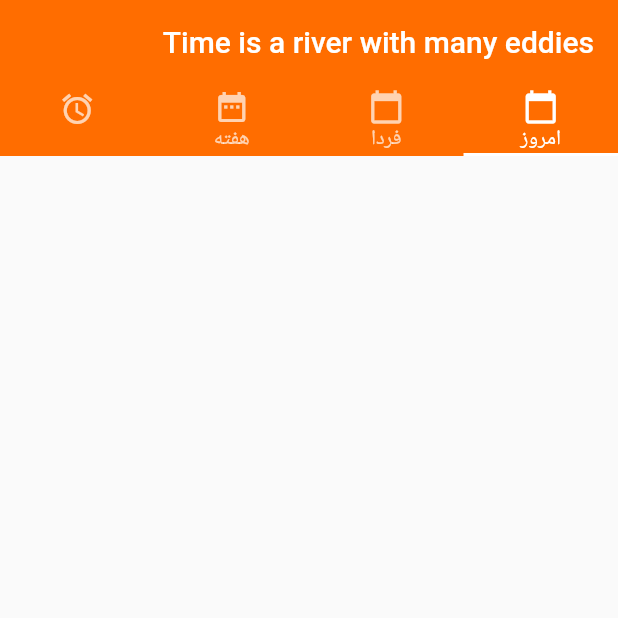
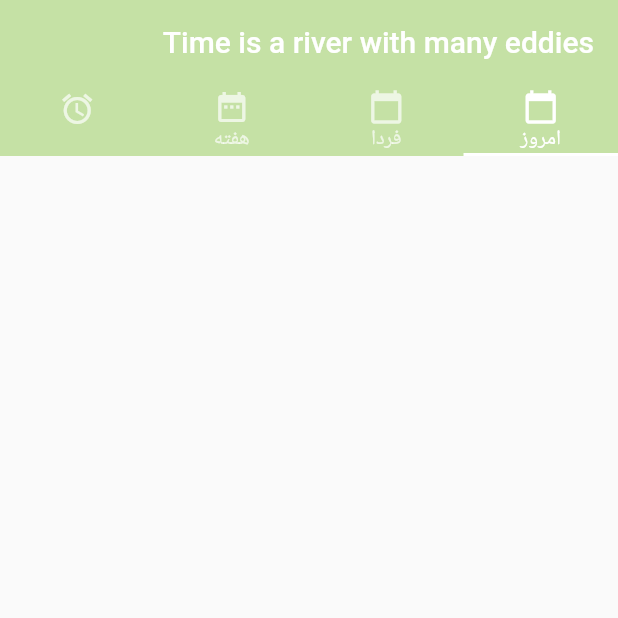
Before and after one commit to soorena110/SimpleTimeManagement, a Flutter app: the screen it shows after launch, on a phone screen of 412 x 824 dp, the top half of it. Run offline on Flutter 3.47's test engine with Material 2 defaults, Android fonts, the phone set to English and light mode, and no system bars; our stand-ins replace datetime_picker_formfield, flutter_speed_dial, shamsi_date, sqflite; missing offline and left inert: persian_datepicker; accounts and stored records are empty.

Commit message:
well done !

```diff
--- a/lib/Models/OnceTask.dart
+++ b/lib/Models/OnceTask.dart
@@ -28,7 +28,7 @@ class OnceTask {
   final int id;
   final String name;
   final String start;
-  final String end;
+  String end;
   final double estimate;
   final String description;
 
@@ -128,8 +128,8 @@ class OnceTask {
     if (this.end == null) return false;
 
     final now = getNow();
-    final remainingTime = getDateDiff(this.end, now).inMinutes;
-    return remainingTime - (estimate ?? 0) < 30;
+    final remainingTime = getDateTimeDiff(this.end, now).inMinutes;
+    return remainingTime - (estimate ?? 0) * 60 < 30;
   }
 
   String getTickName() {
--- a/lib/Pages/MainPage/MainPage.dart
+++ b/lib/Pages/MainPage/MainPage.dart
@@ -15,6 +15,7 @@ class MainPage extends StatefulWidget {
 
 class MainPageState extends State<MainPage>
     with SingleTickerProviderStateMixin {
+  bool _isCritical = false;
   TabController _tabController;
 
   @override
@@ -23,13 +24,15 @@ class MainPageState extends State<MainPage>
     super.initState();
   }
 
-  @override
-  Widget build(BuildContext context) {
-    return WillPopScope(
-        onWillPop: () {
+  _getBackgroundColor() {
+    return this._isCritical ? Colors.orange : Colors.lightGreen[200];
+  }
+
+  Future<bool> _handlePopScopePop() {
     return showDialog(
         context: context,
-              builder: (context) => AlertDialog(
+        builder: (context) =>
+            AlertDialog(
                 title: Text('Exit ??!'),
                 content: Text('Wanna Exit ??'),
                 actions: <Widget>[
@@ -39,18 +42,26 @@ class MainPageState extends State<MainPage>
                       onPressed: () {
                         exit(0);
                       }),
-                        FlatButton(child: Text('No'), onPressed: () {
+                  FlatButton(
+                      child: Text('No'),
+                      onPressed: () {
                         Navigator.pop(context);
                       })
                 ]));
-        },
-        child: Scaffold(
-            body: NestedScrollView(
-                headerSliverBuilder:
-                    (BuildContext context, bool innerBoxIsScrolled) {
+  }
+
+  _handleStateChange(bool isCritical) {
+    setState(() {
+      this._isCritical = isCritical;
+    });
+  }
+
+  _buildBody() {
+    return NestedScrollView(
+        headerSliverBuilder: (BuildContext context, bool innerBoxIsScrolled) {
           return [
             SliverAppBar(
-                      backgroundColor: Colors.orangeAccent[700],
+              backgroundColor: this._getBackgroundColor(),
               title: Text('Time is a river with many eddies'),
               pinned: true,
               floating: true,
@@ -71,10 +82,7 @@ class MainPageState extends State<MainPage>
                       ],
                     ),
                     Column(
-                              children: <Widget>[
-                                Icon(Icons.date_range),
-                                Text('هفته')
-                              ],
+                      children: <Widget>[Icon(Icons.date_range), Text('هفته')],
                     ),
                     Column(
                       children: <Widget>[Icon(Icons.alarm), Text('')],
@@ -84,10 +92,17 @@ class MainPageState extends State<MainPage>
           ];
         },
         body: TabBarView(controller: this._tabController, children: [
-                  MainPageDailyTasks(),
+          MainPageDailyTasks(this._handleStateChange),
           Text('hellow !!'),
           Text('hellow !!'),
-                  MainPageDailyTasks()
-                ]))));
+          Text('hellow !!')
+        ]));
+  }
+
+  @override
+  Widget build(BuildContext context) {
+    return WillPopScope(
+        onWillPop: _handlePopScopePop,
+        child: Scaffold(body: this._buildBody()));
   }
 }
--- a/pubspec.yaml
+++ b/pubspec.yaml
@@ -23,6 +23,8 @@ dependencies:
   cupertino_icons: ^0.1.2
   shamsi_date: ^0.6.2
   flutter_speed_dial: ^1.2.1
+  datetime_picker_formfield: ^0.1.1
+  persian_datepicker: ^1.3.0
 
 dev_dependencies:
   flutter_test:
```
Also changed, not shown: lib/Framework/InputFields/DateInputField.dart (added, +46 -0 lines), lib/Framework/InputFields/TextInputField.dart (added, +27 -0 lines), lib/Framework/InputFields/TimeInputField.dart (added, +32 -0 lines), lib/Framework/InputFields/_commons.dart (added, +20 -0 lines), lib/Libraries/datetime.dart (+19 -18 lines), lib/Pages/MainPage/MainPageDailyTasks.dart (+16 -2 lines), lib/Pages/TaskDetails.dart (+42 -16 lines), pubspec.lock. Lines whose indentation alone changed are shown as unchanged.
